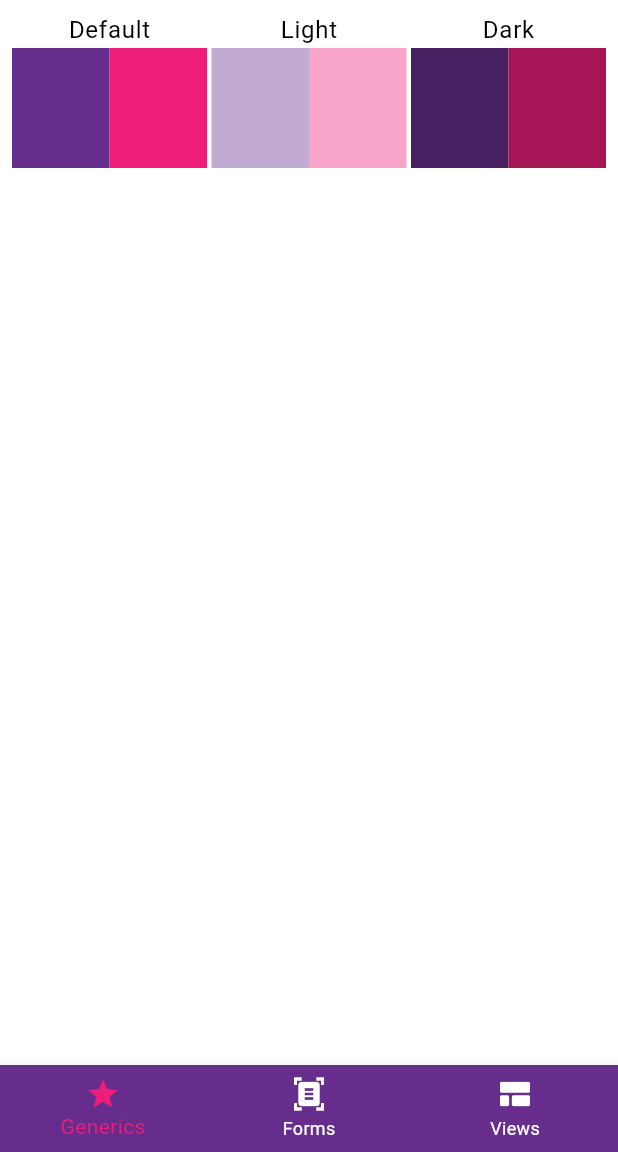
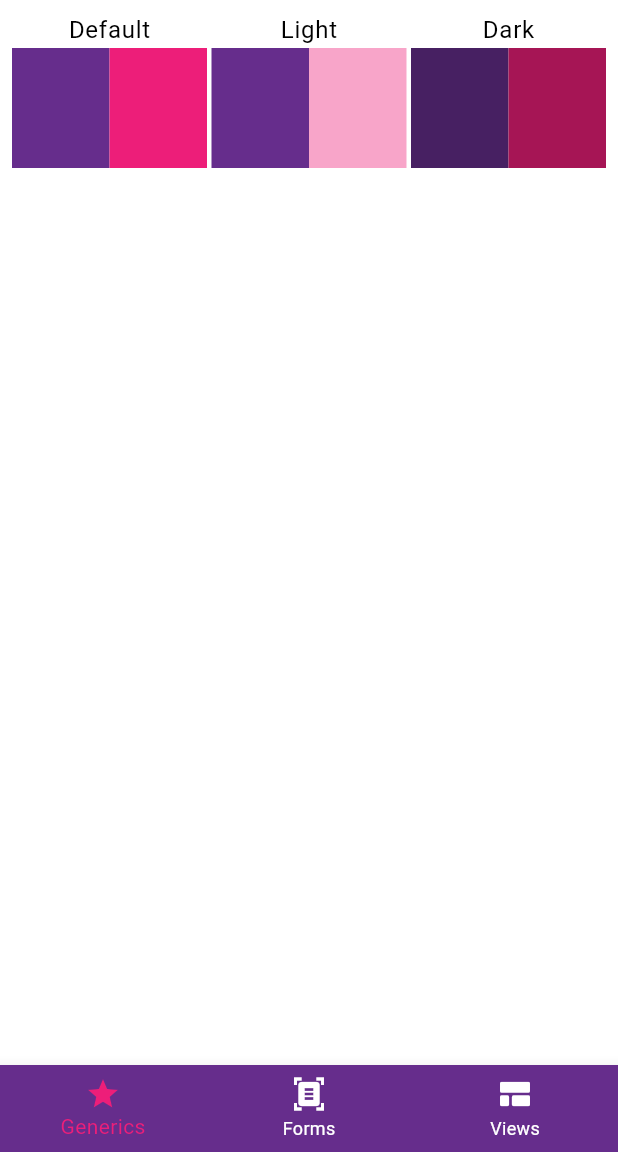
Before and after one commit to lorenzo9598/caravaggio_ui, a Flutter app: the screen it shows after launch, on a phone screen of 412 x 824 dp, the part 84-1236 px from its top. Run offline on Flutter 3.47's test engine with Material 3 defaults, Android fonts, the phone set to English and light mode, and no system bars; our stand-ins replace percent_indicator, rxdart.

Commit message:
minor fixes

```diff
--- a/example/lib/main_app.dart
+++ b/example/lib/main_app.dart
@@ -199,26 +199,26 @@ class GenericsSection extends StatelessWidget {
               children: [
                 _buildPalette(
                   title: "Default",
-                  primary: CaravaggioUI.instance.primaryColor,
-                  secondary: CaravaggioUI.instance.secondaryColor,
-                  onPrimary: CaravaggioUI.instance.onPrimaryColor,
-                  onSecondary: CaravaggioUI.instance.onSecondaryColor,
+                  primary: CColors.primaryColor,
+                  secondary: CColors.secondaryColor,
+                  onPrimary: CColors.onPrimaryColor,
+                  onSecondary: CColors.onSecondaryColor,
                 ),
                 const SizedBox(width: 3),
                 _buildPalette(
                   title: "Light",
-                  primary: CaravaggioUI.instance.primaryColorLight,
-                  secondary: CaravaggioUI.instance.secondaryColorLight,
-                  onPrimary: CaravaggioUI.instance.onPrimaryLightColor,
-                  onSecondary: CaravaggioUI.instance.onSecondaryLightColor,
+                  primary: CColors.primaryColor,
+                  secondary: CColors.secondaryColorLight,
+                  onPrimary: CColors.onPrimaryLightColor,
+                  onSecondary: CColors.onSecondaryLightColor,
                 ),
                 const SizedBox(width: 3),
                 _buildPalette(
                   title: "Dark",
-                  primary: CaravaggioUI.instance.primaryColorDark,
-                  secondary: CaravaggioUI.instance.secondaryColorDark,
-                  onPrimary: CaravaggioUI.instance.onPrimaryDarkColor,
-                  onSecondary: CaravaggioUI.instance.onSecondaryDarkColor,
+                  primary: CColors.primaryColorDark,
+                  secondary: CColors.secondaryColorDark,
+                  onPrimary: CColors.onPrimaryDarkColor,
+                  onSecondary: CColors.onSecondaryDarkColor,
                 ),
               ],
             ),
@@ -258,7 +258,12 @@ class _FormsSectionState extends State<FormsSection> {
   Widget get _buttons {
     final CButton elevated = CButton.elevated(suffixIcon: _suffixIcon, icon: _icon, onPressed: _onPressed, child: _buttonText);
     final CButton outlined = CButton.outlined(suffixIcon: _suffixIcon, icon: _icon, onPressed: _onPressed, child: _buttonText);
-    final CButton text = CButton.text(suffixIcon: _suffixIcon, icon: _icon, onPressed: _onPressed, child: _buttonText);
+    final CButton text = CButton.text(
+      suffixIcon: _suffixIcon,
+      icon: _icon,
+      onPressed: _onPressed,
+      child: _buttonText,
+    );
 
     return Column(
       children: [
@@ -331,20 +336,20 @@ class _FormsSectionState extends State<FormsSection> {
     );
   }
 
-  Widget get _checkboxes {
-    final CCheckboxController controller = CCheckboxController();
-    return CCheckbox(controller: controller, label: "Checkbox");
-  }
+  // Widget get _checkboxes {
+  //   final CCheckboxController controller = CCheckboxController();
+  //   return CCheckbox(controller: controller, label: "Checkbox");
+  // }
 
-  Widget get _radiobuttons {
-    final List<CRadioItem<String>> items = _options.map((value) => CRadioItem<String>(value: value, label: value)).toList();
-    final CRadioController<String> controller = CRadioController<String>(initialValue: _options.first);
-    return Column(
-      children: [
-        CRadioGroup<String>(values: items, controller: controller, orientation: CRadioGroupOrientation.vertical, crossAxisAlignment: CRadioCrossAxisAlignment.start),
-      ],
-    );
-  }
+  // Widget get _radiobuttons {
+  //   final List<CRadioItem<String>> items = _options.map((value) => CRadioItem<String>(value: value, label: value)).toList();
+  //   final CRadioController<String> controller = CRadioController<String>(initialValue: _options.first);
+  //   return Column(
+  //     children: [
+  //       CRadioGroup<String>(values: items, controller: controller, orientation: CRadioGroupOrientation.vertical, crossAxisAlignment: CRadioCrossAxisAlignment.start),
+  //     ],
+  //   );
+  // }
 
   @override
   Widget build(BuildContext context) {
--- a/lib/src/forms/fields/commons/classes.dart
+++ b/lib/src/forms/fields/commons/classes.dart
@@ -69,7 +69,7 @@ class CFieldStyle {
     this.gradient,
     this.filled = false,
     this.bordered = false,
-  }) : foregroundColor = foregroundColor ?? CaravaggioUI.instance.primaryColor;
+  }) : foregroundColor = foregroundColor ?? CColors.primaryColor;
 
   /// Creates a simple field style.
   factory CFieldStyle.simple({
--- a/lib/src/forms/fields/dropdown.dart
+++ b/lib/src/forms/fields/dropdown.dart
@@ -339,7 +339,7 @@ class _CDropdownState<T> extends State<CDropdown<T>> {
     });
   }
 
-  static final Color _borderColor = CaravaggioUI.instance.primaryColor;
+  static final Color _borderColor = CColors.primaryColor;
 
   InputDecoration get inputDecoration => InputDecoration(
         prefixIcon: widget.decoration.prefixIcon,
@@ -347,7 +347,7 @@ class _CDropdownState<T> extends State<CDropdown<T>> {
         hintText: widget.decoration.hintText,
         hintStyle: TextStyle(
           fontStyle: FontStyle.italic,
-          color: widget.disabled ? Colors.grey[350] ?? Colors.grey : CaravaggioUI.instance.primaryColorLight,
+          color: widget.disabled ? Colors.grey[350] ?? Colors.grey : CColors.primaryColorLight,
         ),
         labelText: widget.decoration.labelText,
         border: OutlineInputBorder(
@@ -409,7 +409,7 @@ class _CDropdownState<T> extends State<CDropdown<T>> {
         validator: widget.validator,
         isExpanded: true,
         hint: widget.decoration.hintText != null ? Text(widget.decoration.hintText!) : null,
-        iconEnabledColor: CaravaggioUI.instance.primaryColor,
+        iconEnabledColor: CColors.primaryColor,
         icon: const Icon(Icons.keyboard_arrow_down_rounded),
         decoration: inputDecoration,
         items: items,
--- a/lib/src/generics/fonts.dart
+++ b/lib/src/generics/fonts.dart
@@ -311,24 +311,24 @@ class CText extends StatelessWidget {
   }
 
   /// Applies primary light color to the current text style.
-  CText get primaryLight => _withOverride(TextStyle(color: CaravaggioUI.instance.primaryColorLight));
+  CText get primaryLight => _withOverride(TextStyle(color: CColors.primaryColorLight));
 
   /// Applies primary color to the current text style.
-  // CText get primary => copyWith(style: style?.copyWith(color: CaravaggioUI.instance.primaryColor) ?? TextStyle(color: CaravaggioUI.instance.primaryColor));
-  CText get primary => _withOverride(TextStyle(color: CaravaggioUI.instance.primary));
+  // CText get primary => copyWith(style: style?.copyWith(color: CColors.primaryColor) ?? TextStyle(color: CColors.primaryColor));
+  CText get primary => _withOverride(TextStyle(color: CColors.primary));
 
   /// Applies primary dark color to the current text style.
-  CText get primaryDark => copyWith(style: style?.copyWith(color: CaravaggioUI.instance.primaryColorDark) ?? TextStyle(color: CaravaggioUI.instance.primaryColorDark));
+  CText get primaryDark => copyWith(style: style?.copyWith(color: CColors.primaryColorDark) ?? TextStyle(color: CColors.primaryColorDark));
 
   /// Applies secondary color to the current text style.
-  // CText get secondary => copyWith(style: style?.copyWith(color: CaravaggioUI.instance.secondaryColor) ?? TextStyle(color: CaravaggioUI.instance.secondaryColor));
-  CText get secondary => _withOverride(TextStyle(color: CaravaggioUI.instance.secondaryColor));
+  // CText get secondary => copyWith(style: style?.copyWith(color: CColors.secondaryColor) ?? TextStyle(color: CColors.secondaryColor));
+  CText get secondary => _withOverride(TextStyle(color: CColors.secondaryColor));
 
   /// Applies secondary light color to the current text style.
-  CText get secondaryLight => copyWith(style: style?.copyWith(color: CaravaggioUI.instance.secondaryColorLight) ?? TextStyle(color: CaravaggioUI.instance.secondaryColorLight));
+  CText get secondaryLight => copyWith(style: style?.copyWith(color: CColors.secondaryColorLight) ?? TextStyle(color: CColors.secondaryColorLight));
 
   /// Applies secondary dark color to the current text style.
-  CText get secondaryDark => copyWith(style: style?.copyWith(color: CaravaggioUI.instance.secondaryColorDark) ?? TextStyle(color: CaravaggioUI.instance.secondaryColorDark));
+  CText get secondaryDark => copyWith(style: style?.copyWith(color: CColors.secondaryColorDark) ?? TextStyle(color: CColors.secondaryColorDark));
 
   /// Applies white color to the current text style.
   CText get white => copyWith(style: style?.copyWith(color: Colors.white) ?? const TextStyle(color: Colors.white));
--- a/lib/src/generics/gradients.dart
+++ b/lib/src/generics/gradients.dart
@@ -176,49 +176,49 @@ extension CGradient on LinearGradient {
     late List<Color> colors;
     switch (type) {
       case CGradientColorType.primaryLightToPrimary:
-        colors = [CaravaggioUI.instance.primaryColorLight, CaravaggioUI.instance.primaryColor];
+        colors = [CColors.primaryColorLight, CColors.primaryColor];
         break;
       case CGradientColorType.primaryLightToPrimaryDark:
-        colors = [CaravaggioUI.instance.primaryColorLight, CaravaggioUI.instance.primaryColorDark];
+        colors = [CColors.primaryColorLight, CColors.primaryColorDark];
         break;
       case CGradientColorType.primaryLightToSecondaryLight:
-        colors = [CaravaggioUI.instance.primaryColorLight, CaravaggioUI.instance.secondaryColorLight];
+        colors = [CColors.primaryColorLight, CColors.secondaryColorLight];
         break;
       case CGradientColorType.primaryLightToSecondary:
-        colors = [CaravaggioUI.instance.primaryColorLight, CaravaggioUI.instance.secondaryColor];
+        colors = [CColors.primaryColorLight, CColors.secondaryColor];
         break;
       case CGradientColorType.primaryLightToSecondaryDark:
-        colors = [CaravaggioUI.instance.primaryColorLight, CaravaggioUI.instance.secondaryColorDark];
+        colors = [CColors.primaryColorLight, CColors.secondaryColorDark];
         break;
       case CGradientColorType.primaryToPrimaryDark:
-        colors = [CaravaggioUI.instance.primaryColor, CaravaggioUI.instance.primaryColorDark];
+        colors = [CColors.primaryColor, CColors.primaryColorDark];
         break;
       case CGradientColorType.primaryToSecondaryLight:
-        colors = [CaravaggioUI.instance.primaryColor, CaravaggioUI.instance.secondaryColorLight];
+        colors = [CColors.primaryColor, CColors.secondaryColorLight];
         break;
       case CGradientColorType.primaryToSecondary:
-        colors = [CaravaggioUI.instance.primaryColor, CaravaggioUI.instance.secondaryColor];
+        colors = [CColors.primaryColor, CColors.secondaryColor];
         break;
       case CGradientColorType.primaryToSecondaryDark:
-        colors = [CaravaggioUI.instance.primaryColor, CaravaggioUI.instance.secondaryColorDark];
+        colors = [CColors.primaryColor, CColors.secondaryColorDark];
         break;
       case CGradientColorType.primaryDarkToSecondaryLight:
-        colors = [CaravaggioUI.instance.primaryColorDark, CaravaggioUI.instance.secondaryColorLight];
+        colors = [CColors.primaryColorDark, CColors.secondaryColorLight];
         break;
       case CGradientColorType.primaryDarkToSecondary:
-        colors = [CaravaggioUI.instance.primaryColorDark, CaravaggioUI.instance.secondaryColor];
+        colors = [CColors.primaryColorDark, CColors.secondaryColor];
         break;
       case CGradientColorType.primaryDarkToSecondaryDark:
-        colors = [CaravaggioUI.instance.primaryColorDark, CaravaggioUI.instance.secondaryColorDark];
+        colors = [CColors.primaryColorDark, CColors.secondaryColorDark];
         break;
       case CGradientColorType.secondaryLightToSecondary:
-        colors = [CaravaggioUI.instance.secondaryColorLight, CaravaggioUI.instance.secondaryColor];
+        colors = [CColors.secondaryColorLight, CColors.secondaryColor];
         break;
       case CGradientColorType.secondaryLightToSecondaryDark:
-        colors = [CaravaggioUI.instance.secondaryColorLight, CaravaggioUI.instance.secondaryColorDark];
+        colors = [CColors.secondaryColorLight, CColors.secondaryColorDark];
         break;
       case CGradientColorType.secondaryToSecondaryDark:
-        colors = [CaravaggioUI.instance.secondaryColor, CaravaggioUI.instance.secondaryColorDark];
+        colors = [CColors.secondaryColor, CColors.secondaryColorDark];
         break;
     }
     return colors.map((color) => color.withValues(alpha: opacity)).toList();
--- a/pubspec.yaml
+++ b/pubspec.yaml
@@ -1,6 +1,6 @@
 name: caravaggio_ui
 description: "A comprehensive UI package designed to streamline your Flutter app development process."
-version: 1.0.0
+version: 1.0.1
 homepage: "https://github.com/lorenzo9598/caravaggio_ui"
 
 environment:
```
Also changed, not shown: lib/src/forms/buttons/button.dart (+23 -6 lines), lib/src/views/indicators/circular_indicator.dart (+5 -5 lines), lib/src/views/indicators/progress_indicators.dart (+4 -4 lines), 1 other file.
